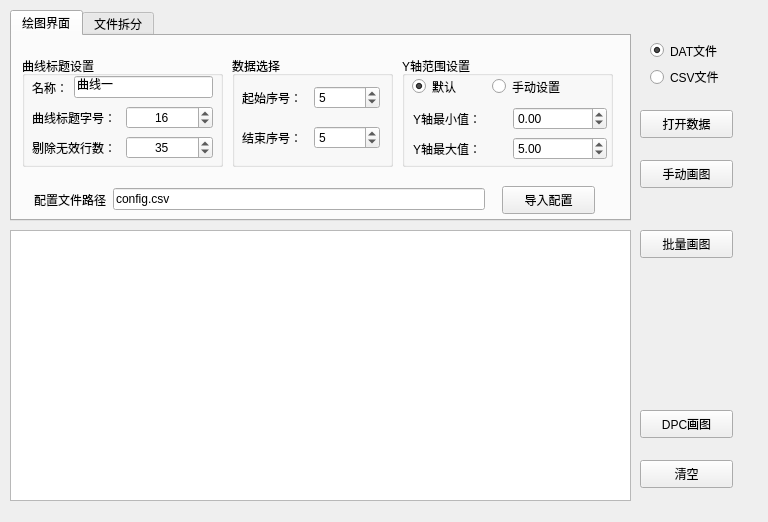
This is gui.ui in angel263wy/csv_handle as Qt 5 draws it before an edit. The edited form follows.
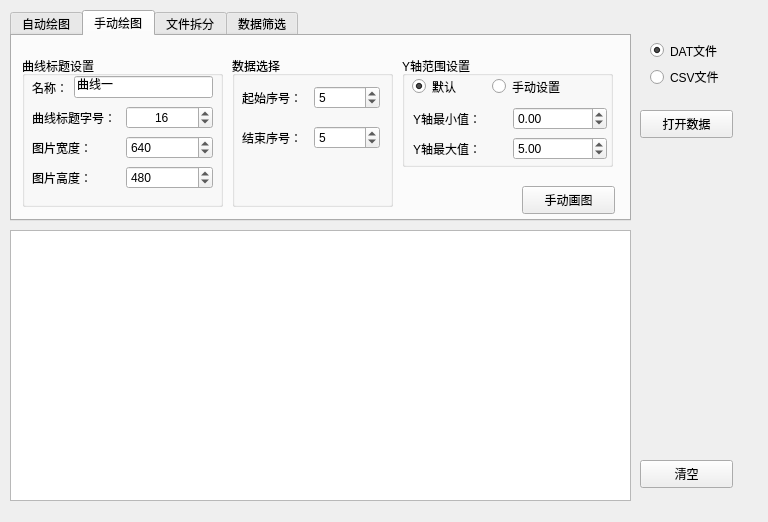
This is the edited form.

Commit message: 2019年8月3日提交 增加标签 自动绘图和手动分开 增加图片宽度高度选项

Patch:
```diff
--- a/gui.ui
+++ b/gui.ui
@@ -64,9 +64,114 @@
    <property name="currentIndex">
     <number>0</number>
    </property>
+   <widget class="QWidget" name="tab_3">
+    <attribute name="title">
+     <string>自动绘图</string>
+    </attribute>
+    <widget class="QWidget" name="layoutWidget">
+     <property name="geometry">
+      <rect>
+       <x>10</x>
+       <y>20</y>
+       <width>451</width>
+       <height>23</height>
+      </rect>
+     </property>
+     <layout class="QHBoxLayout" name="horizontalLayout_12">
+      <item>
+       <widget class="QLabel" name="label_11">
+        <property name="text">
+         <string>配置文件路径</string>
+        </property>
+       </widget>
+      </item>
+      <item>
+       <widget class="QLineEdit" name="lineEdit_cfg_path">
+        <property name="text">
+         <string>config.csv</string>
+        </property>
+       </widget>
+      </item>
+     </layout>
+    </widget>
+    <widget class="QPushButton" name="pushButton_cfg">
+     <property name="geometry">
+      <rect>
+       <x>480</x>
+       <y>20</y>
+       <width>93</width>
+       <height>28</height>
+      </rect>
+     </property>
+     <property name="text">
+      <string>导入配置</string>
+     </property>
+    </widget>
+    <widget class="QPushButton" name="pushButton_plotall">
+     <property name="geometry">
+      <rect>
+       <x>480</x>
+       <y>70</y>
+       <width>93</width>
+       <height>28</height>
+      </rect>
+     </property>
+     <property name="text">
+      <string>批量画图</string>
+     </property>
+    </widget>
+    <widget class="QPushButton" name="pushButton_dpc">
+     <property name="geometry">
+      <rect>
+       <x>480</x>
+       <y>130</y>
+       <width>93</width>
+       <height>28</height>
+      </rect>
+     </property>
+     <property name="text">
+      <string>DPC画图</string>
+     </property>
+    </widget>
+    <widget class="QWidget" name="layoutWidget">
+     <property name="geometry">
+      <rect>
+       <x>10</x>
+       <y>70</y>
+       <width>181</width>
+       <height>23</height>
+      </rect>
+     </property>
+     <layout class="QHBoxLayout" name="horizontalLayout_8">
+      <item>
+       <widget class="QLabel" name="label_7">
+        <property name="text">
+         <string>剔除无效行数：</string>
+        </property>
+       </widget>
+      </item>
+      <item>
+       <widget class="QSpinBox" name="spinBox_del_rows">
+        <property name="alignment">
+         <set>Qt::AlignCenter</set>
+        </property>
+        <property name="minimum">
+         <number>0</number>
+        </property>
+        <property name="maximum">
+         <number>999</number>
+        </property>
+        <property name="value">
+         <number>35</number>
+        </property>
+       </widget>
+      </item>
+     </layout>
+    </widget>
+   </widget>
    <widget class="QWidget" name="tab">
     <attribute name="title">
-     <string>绘图界面</string>
+     <string>手动绘图</string>
     </attribute>
     <widget class="QGroupBox" name="groupBox">
      <property name="geometry">
@@ -74,7 +179,7 @@
        <x>10</x>
        <y>20</y>
        <width>201</width>
-       <height>111</height>
+       <height>151</height>
       </rect>
      </property>
      <property name="title">
@@ -138,7 +243,7 @@
        </item>
       </layout>
      </widget>
-     <widget class="QWidget" name="layoutWidget">
+     <widget class="QWidget" name="layoutWidget_5">
       <property name="geometry">
        <rect>
         <x>10</x>
@@ -147,27 +252,62 @@
         <height>23</height>
        </rect>
       </property>
-      <layout class="QHBoxLayout" name="horizontalLayout_8">
+      <layout class="QHBoxLayout" name="horizontalLayout_13">
        <item>
-        <widget class="QLabel" name="label_7">
+        <widget class="QLabel" name="label_12">
          <property name="text">
-          <string>剔除无效行数：</string>
+          <string>图片宽度：</string>
          </property>
         </widget>
        </item>
        <item>
-        <widget class="QSpinBox" name="spinBox_del_rows">
-         <property name="alignment">
-          <set>Qt::AlignCenter</set>
+        <widget class="QDoubleSpinBox" name="doubleSpinBox_width">
+         <property name="decimals">
+          <number>0</number>
          </property>
          <property name="minimum">
+          <double>0.000000000000000</double>
+         </property>
+         <property name="maximum">
+          <double>99999.000000000000000</double>
+         </property>
+         <property name="value">
+          <double>640.000000000000000</double>
+         </property>
+        </widget>
+       </item>
+      </layout>
+     </widget>
+     <widget class="QWidget" name="layoutWidget_6">
+      <property name="geometry">
+       <rect>
+        <x>10</x>
+        <y>110</y>
+        <width>181</width>
+        <height>23</height>
+       </rect>
+      </property>
+      <layout class="QHBoxLayout" name="horizontalLayout_14">
+       <item>
+        <widget class="QLabel" name="label_13">
+         <property name="text">
+          <string>图片高度：</string>
+         </property>
+        </widget>
+       </item>
+       <item>
+        <widget class="QDoubleSpinBox" name="doubleSpinBox_hight">
+         <property name="decimals">
           <number>0</number>
          </property>
+         <property name="minimum">
+          <double>0.000000000000000</double>
+         </property>
          <property name="maximum">
-          <number>999</number>
+          <double>99999.000000000000000</double>
          </property>
          <property name="value">
-          <number>35</number>
+          <double>480.000000000000000</double>
          </property>
         </widget>
        </item>
@@ -180,7 +320,7 @@
        <x>220</x>
        <y>20</y>
        <width>161</width>
-       <height>111</height>
+       <height>151</height>
       </rect>
      </property>
      <property name="title">
@@ -357,43 +497,17 @@
       </layout>
      </widget>
     </widget>
-    <widget class="QWidget" name="layoutWidget">
+    <widget class="QPushButton" name="pushButton_plot">
      <property name="geometry">
       <rect>
-       <x>22</x>
-       <y>152</y>
-       <width>451</width>
-       <height>23</height>
-      </rect>
-     </property>
-     <layout class="QHBoxLayout" name="horizontalLayout_12">
-      <item>
-       <widget class="QLabel" name="label_11">
-        <property name="text">
-         <string>配置文件路径</string>
-        </property>
-       </widget>
-      </item>
-      <item>
-       <widget class="QLineEdit" name="lineEdit_cfg_path">
-        <property name="text">
-         <string>config.csv</string>
-        </property>
-       </widget>
-      </item>
-     </layout>
-    </widget>
-    <widget class="QPushButton" name="pushButton_cfg">
-     <property name="geometry">
-      <rect>
-       <x>490</x>
+       <x>510</x>
        <y>150</y>
        <width>93</width>
        <height>28</height>
       </rect>
      </property>
      <property name="text">
-      <string>导入配置</string>
+      <string>手动画图</string>
      </property>
     </widget>
    </widget>
@@ -518,6 +632,11 @@
      </layout>
     </widget>
    </widget>
+   <widget class="QWidget" name="tab_4">
+    <attribute name="title">
+     <string>数据筛选</string>
+    </attribute>
+   </widget>
   </widget>
   <widget class="QWidget" name="layoutWidget">
    <property name="geometry">
@@ -548,45 +667,6 @@
     </item>
    </layout>
   </widget>
-  <widget class="QPushButton" name="pushButton_dpc">
-   <property name="geometry">
-    <rect>
-     <x>640</x>
-     <y>410</y>
-     <width>93</width>
-     <height>28</height>
-    </rect>
-   </property>
-   <property name="text">
-    <string>DPC画图</string>
-   </property>
-  </widget>
-  <widget class="QPushButton" name="pushButton_plotall">
-   <property name="geometry">
-    <rect>
-     <x>640</x>
-     <y>230</y>
-     <width>93</width>
-     <height>28</height>
-    </rect>
-   </property>
-   <property name="text">
-    <string>批量画图</string>
-   </property>
-  </widget>
-  <widget class="QPushButton" name="pushButton_plot">
-   <property name="geometry">
-    <rect>
-     <x>640</x>
-     <y>160</y>
-     <width>93</width>
-     <height>28</height>
-    </rect>
-   </property>
-   <property name="text">
-    <string>手动画图</string>
-   </property>
-  </widget>
  </widget>
  <resources/>
  <connections>
```
Left out of the diff: 6 changed lines with no effect on the pictures. The commit also changes 2 other files.
